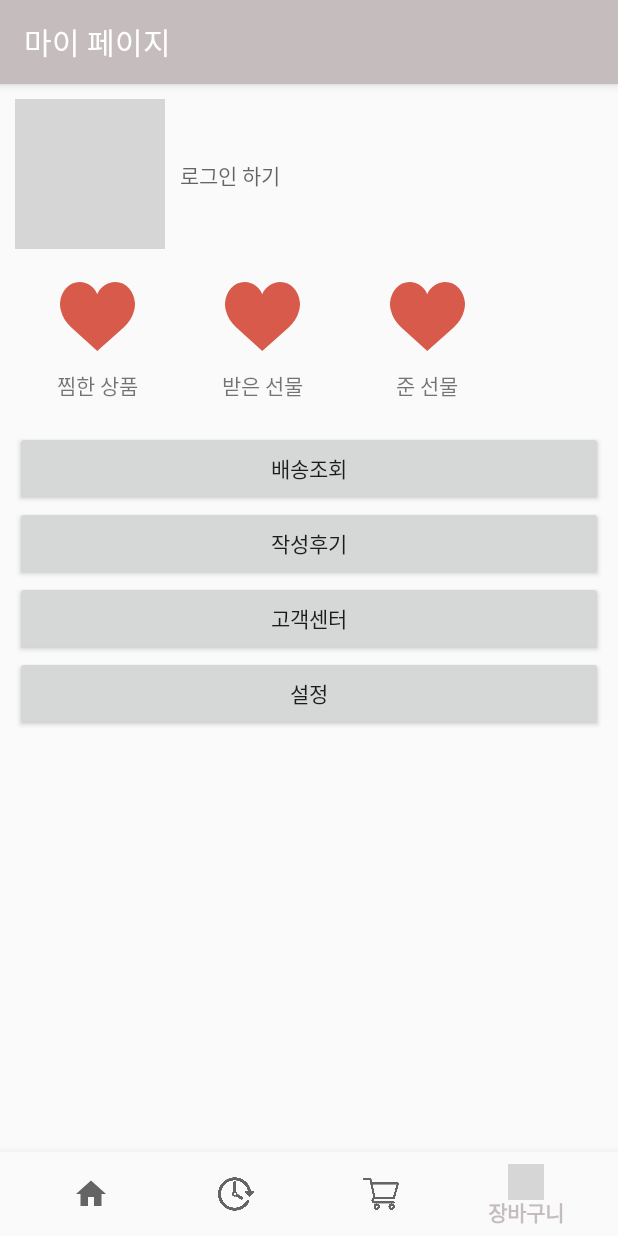
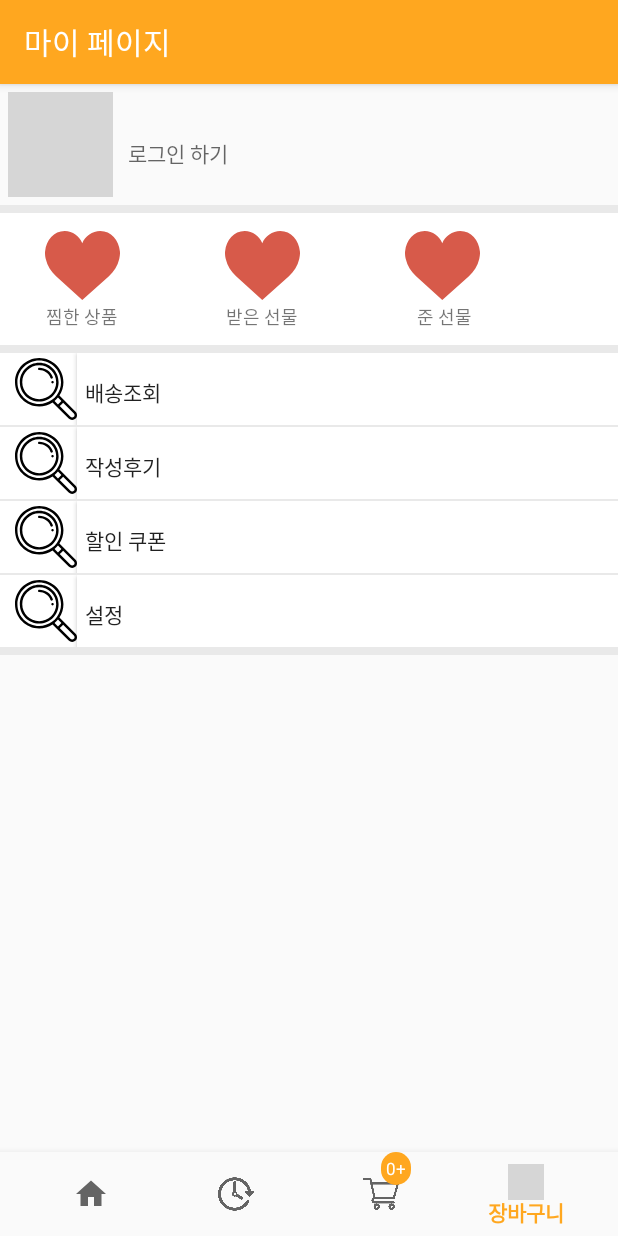
Before and after one commit to HyoilKim/Choose, an Android app: the MyPage screen opened through its navigation route, on a phone screen of 412 x 824 dp. Run offline under Robolectric (Android 15) with nearby library versions, the phone set to English and light mode, and no system bars; our stand-ins replace navigation-ui; libraries missing offline, so code that uses them is left out: cn.trinea.android, com.aurelhubert.ahbottomnavigation; pictures from the network do not load; 4 statements that could not run were skipped; grey boxes are pictures that could not be loaded.

Commit message:
add search history in tab1, tab1,4 design

```diff
--- a/Choose/app/build.gradle
+++ b/Choose/app/build.gradle
@@ -46,4 +46,7 @@ dependencies {
     implementation 'com.squareup.retrofit2:converter-gson:2.7.1'
     implementation 'com.github.bumptech.glide:glide:4.10.0'
 
+    implementation 'com.aurelhubert:ahbottomnavigation:2.3.4'
+    implementation 'com.journeyapps:zxing-android-embedded:3.4.0'
+
 }
--- a/Choose/app/src/main/AndroidManifest.xml
+++ b/Choose/app/src/main/AndroidManifest.xml
@@ -23,6 +23,7 @@
         <activity android:name=".ui.home.ItemList"/>
         <activity android:name=".ui.home.ItemDetail"/>
         <activity android:name=".ui.myPage.WishList"/>
+        <activity android:name=".ui.home.SearchList"/>
     </application>
 
 </manifest>
--- a/Choose/app/src/main/java/com/example/choose/MainActivity.java
+++ b/Choose/app/src/main/java/com/example/choose/MainActivity.java
@@ -1,7 +1,14 @@
 package com.example.choose;
 
 import android.os.Bundle;
+import android.view.LayoutInflater;
+import android.view.View;
+import android.widget.TextView;
 
+import com.aurelhubert.ahbottomnavigation.AHBottomNavigation;
+import com.aurelhubert.ahbottomnavigation.AHBottomNavigationItem;
+import com.google.android.material.bottomnavigation.BottomNavigationItemView;
+import com.google.android.material.bottomnavigation.BottomNavigationMenuView;
 import com.google.android.material.bottomnavigation.BottomNavigationView;
 
 import androidx.appcompat.app.AppCompatActivity;
@@ -25,6 +32,18 @@ public class MainActivity extends AppCompatActivity {
         NavController navController = Navigation.findNavController(this, R.id.nav_host_fragment);
         NavigationUI.setupActionBarWithNavController(this, navController, appBarConfiguration);
         NavigationUI.setupWithNavController(navView, navController);
+
+
+        BottomNavigationMenuView bottomNavigationMenuView =
+                (BottomNavigationMenuView) navView.getChildAt(0);
+        View v = bottomNavigationMenuView.getChildAt(2);
+        BottomNavigationItemView itemView = (BottomNavigationItemView) v;
+
+        View badgeLayout = LayoutInflater.from(this)
+                .inflate(R.layout.bottom_nav_badge, itemView, true);
+        TextView badge = badgeLayout.findViewById(R.id.badge);
+        badge.setText("0+");
     }
 
+
 }
--- a/Choose/app/src/main/java/com/example/choose/ui/home/HomeFragment.java
+++ b/Choose/app/src/main/java/com/example/choose/ui/home/HomeFragment.java
@@ -9,6 +9,7 @@ import android.view.ViewGroup;
 import android.widget.Button;
 import android.widget.ImageButton;
 import android.widget.ImageView;
+import android.widget.TextView;
 
 import androidx.annotation.Nullable;
 import androidx.annotation.NonNull;
@@ -23,6 +24,7 @@ import cn.trinea.android.view.autoscrollviewpager.AutoScrollViewPager;
 public class HomeFragment extends Fragment {
     private ImageButton birthdayButton, moveButton;
     private ImageView searchIcon;
+    private TextView searchMenuBar;
     private View root;
 
     AutoScrollViewPager autoViewPager;
@@ -51,6 +53,14 @@ public class HomeFragment extends Fragment {
         autoViewPager.setInterval(3000); // 페이지 넘어갈 시간 간격 설정
         autoViewPager.startAutoScroll(); //Auto Scroll 시작
 
+        searchMenuBar = root.findViewById(R.id.searchBar);
+        searchMenuBar.setOnClickListener(new View.OnClickListener() {
+            @Override
+            public void onClick(View v) {
+                Intent intent = new Intent(getActivity(), SearchList.class);
+                startActivity(intent);
+            }
+        });
         return root;
     }
 
--- a/Choose/app/src/main/java/com/example/choose/ui/myPage/MyPage.java
+++ b/Choose/app/src/main/java/com/example/choose/ui/myPage/MyPage.java
@@ -33,7 +33,6 @@ import retrofit2.converter.gson.GsonConverterFactory;
 public class MyPage extends Fragment {
     private ImageButton likeItem;
     private TextView login2;
-
     private Retrofit mRetrofit;
     private RetrofitAPI mRetrofitAPI;
 
@@ -82,7 +81,7 @@ public class MyPage extends Fragment {
                         // ************* DB정보와 일치 유무 ***************//
                         Log.d("try", "sign in");
                         login(idText.getText().toString().trim(), passwordText.getText().toString().trim());
-
+                        popupWindow.dismiss();
                     }
                 });
             }
@@ -96,6 +95,7 @@ public class MyPage extends Fragment {
                 startActivity(intent);
             }
         });
+
         return view;
     }
 
--- /dev/null
+++ b/Choose/app/src/main/res/drawable/badge_background.xml
@@ -0,0 +1,14 @@
+<?xml version="1.0" encoding="utf-8"?>
+
+<shape xmlns:android="http://schemas.android.com/apk/res/android"
+    android:shape="rectangle"
+    android:padding="10dp">
+    <solid android:color="@color/colorPrimary"/>
+    <corners
+        android:bottomRightRadius="15dp"
+        android:bottomLeftRadius="15dp"
+        android:topLeftRadius="15dp"
+        android:topRightRadius="15dp" />
+
+
+</shape>
--- a/Choose/app/src/main/res/layout/activity_main.xml
+++ b/Choose/app/src/main/res/layout/activity_main.xml
@@ -1,6 +1,7 @@
 <?xml version="1.0" encoding="utf-8"?>
 <androidx.constraintlayout.widget.ConstraintLayout xmlns:android="http://schemas.android.com/apk/res/android"
     xmlns:app="http://schemas.android.com/apk/res-auto"
+    xmlns:tools="http://schemas.android.com/tools"
     android:id="@+id/container"
     android:layout_width="match_parent"
     android:layout_height="match_parent">
--- /dev/null
+++ b/Choose/app/src/main/res/layout/bottom_nav_badge.xml
@@ -0,0 +1,20 @@
+<?xml version="1.0" encoding="utf-8"?>
+<merge xmlns:android="http://schemas.android.com/apk/res/android"
+    xmlns:app="http://schemas.Android.com/apk/res-auto"
+    xmlns:tools="http://schemas.Android.com/tools">
+
+    <TextView
+        android:id="@+id/badge"
+        android:layout_width="wrap_content"
+        android:layout_height="wrap_content"
+        android:layout_gravity="top|center_horizontal"
+        android:layout_marginLeft="10dp"
+        android:layout_marginStart="10dp"
+        android:gravity="center"
+        android:padding="3dp"
+        android:textColor="#ffffff"
+        android:background="@drawable/badge_background"
+        android:textSize="11sp"
+        />
+
+</merge>
--- a/Choose/app/src/main/res/layout/fragment_mypage.xml
+++ b/Choose/app/src/main/res/layout/fragment_mypage.xml
@@ -1,115 +1,199 @@
 <?xml version="1.0" encoding="utf-8"?>
 <LinearLayout xmlns:android="http://schemas.android.com/apk/res/android"
-    android:orientation="vertical" android:layout_width="match_parent"
+    android:orientation="vertical"
+    android:layout_width="match_parent"
     android:layout_height="match_parent">
     <LinearLayout
         android:layout_width="match_parent"
         android:layout_height="wrap_content"
         android:orientation="horizontal"
-        android:layout_margin="10dp">
+        android:layout_margin="5dp">
         <ImageView
             android:id="@+id/login1"
-            android:layout_width="100dp"
-            android:layout_height="100dp"
+            android:layout_width="70dp"
+            android:layout_height="70dp"
             android:src="@drawable/user" />
+
         <TextView
             android:id="@+id/login2"
-            android:layout_width="306dp"
-            android:layout_height="100dp"
+            android:layout_width="match_parent"
+            android:layout_height="match_parent"
             android:hint="로그인 하기"
             android:paddingLeft="10dp"
-            android:paddingTop="40dp"/>
+            android:paddingTop="30dp" />
     </LinearLayout>
 
     <LinearLayout
         android:layout_width="match_parent"
         android:layout_height="wrap_content"
-        android:orientation="horizontal">
-
+        android:orientation="horizontal"
+        android:background="#e9e9e9"
+        android:paddingTop="5dp">
         <LinearLayout
             android:layout_width="wrap_content"
             android:layout_height="wrap_content"
             android:paddingLeft="30dp"
-            android:orientation="vertical">
+            android:paddingTop="10dp"
+            android:paddingBottom="10dp"
+            android:orientation="vertical"
+            android:background="#ffffff">
             <ImageButton
                 android:id="@+id/likeItem"
-                android:layout_width="70dp"
-                android:layout_height="70dp"
+                android:layout_width="50dp"
+                android:layout_height="50dp"
                 android:background="@null"
                 android:src="@drawable/ic_like" />
             <TextView
                 android:layout_width="match_parent"
                 android:layout_height="wrap_content"
                 android:text="찜한 상품"
+                android:textSize="12dp"
                 android:gravity="center"/>
         </LinearLayout>
 
         <LinearLayout
             android:layout_width="wrap_content"
             android:layout_height="wrap_content"
-            android:paddingLeft="40dp"
-            android:paddingRight="40dp"
+            android:paddingLeft="70dp"
+            android:paddingRight="70dp"
+            android:paddingTop="10dp"
+            android:paddingBottom="10dp"
+            android:background="#ffffff"
             android:orientation="vertical">
             <ImageButton
-                android:layout_width="70dp"
-                android:layout_height="70dp"
+                android:layout_width="50dp"
+                android:layout_height="50dp"
                 android:background="@null"
                 android:src="@drawable/ic_like" />
             <TextView
                 android:layout_width="match_parent"
                 android:layout_height="wrap_content"
                 android:text="받은 선물"
+                android:textSize="12dp"
                 android:gravity="center"/>
         </LinearLayout>
 
         <LinearLayout
-            android:layout_width="wrap_content"
+            android:layout_width="match_parent"
             android:layout_height="wrap_content"
+            android:background="#ffffff"
+            android:paddingTop="10dp"
+            android:paddingBottom="10dp"
             android:orientation="vertical">
             <ImageButton
-                android:layout_width="70dp"
-                android:layout_height="70dp"
+                android:layout_width="50dp"
+                android:layout_height="50dp"
                 android:background="@null"
                 android:src="@drawable/ic_like" />
             <TextView
                 android:layout_width="match_parent"
                 android:layout_height="wrap_content"
-                android:text="준 선물"
-                android:gravity="center"/>
+                android:text="   준 선물"
+                android:textSize="12dp"
+                android:gravity="left"/>
         </LinearLayout>
-
     </LinearLayout>
+    <ScrollView
+        android:layout_width="match_parent"
+        android:layout_height="match_parent"
+        android:layout_marginBottom="70dp">
 
         <LinearLayout
             android:layout_width="match_parent"
             android:layout_height="wrap_content"
             android:orientation="vertical"
-        android:layout_marginTop="20dp"
-        android:layout_marginLeft="10dp"
-        android:layout_marginRight="10dp">
+            android:background="#E9E9e9">
+
+            <LinearLayout
+                android:layout_width="match_parent"
+                android:layout_height="wrap_content"
+                android:orientation="horizontal"
+                android:layout_marginBottom="1dp"
+                android:layout_marginTop="5dp">
+                <ImageView
+                    android:layout_width="51dp"
+                    android:layout_height="match_parent"
+                    android:src="@drawable/ic_loupe"
+                    android:scaleType="centerInside"
+                    android:paddingLeft="10dp"
+                    android:background="#ffffff" />
                 <Button
                     android:id="@+id/button"
                     android:layout_width="match_parent"
-            android:layout_height="50dp"
+                    android:layout_height="wrap_content"
+                    android:background="#ffffff"
+                    android:gravity="left"
+                    android:paddingLeft="5dp"
+                    android:paddingTop="15dp"
                     android:text="배송조회" />
 
+            </LinearLayout>
+            <LinearLayout
+                android:layout_width="match_parent"
+                android:layout_height="wrap_content"
+                android:orientation="horizontal"
+                android:layout_marginBottom="1dp">
+                <ImageView
+                    android:layout_width="51dp"
+                    android:layout_height="match_parent"
+                    android:src="@drawable/ic_loupe"
+                    android:scaleType="centerInside"
+                    android:paddingLeft="10dp"
+                    android:background="#ffffff" />
                 <Button
                     android:id="@+id/button4"
                     android:layout_width="match_parent"
-            android:layout_height="50dp"
-            android:text="작성후기" />
-
+                    android:layout_height="wrap_content"
+                    android:text="작성후기"
+                    android:gravity="left"
+                    android:paddingTop="15dp"
+                    android:paddingLeft="5dp"
+                    android:background="#ffffff" />
+            </LinearLayout>
+            <LinearLayout
+                android:layout_width="match_parent"
+                android:layout_height="wrap_content"
+                android:orientation="horizontal"
+                android:layout_marginBottom="1dp">
+                <ImageView
+                    android:layout_width="51dp"
+                    android:layout_height="match_parent"
+                    android:src="@drawable/ic_loupe"
+                    android:scaleType="centerInside"
+                    android:paddingLeft="10dp"
+                    android:background="#ffffff" />
                 <Button
                     android:id="@+id/button5"
                     android:layout_width="match_parent"
-            android:layout_height="50dp"
-            android:text="고객센터" />
-
+                    android:layout_height="wrap_content"
+                    android:text="할인 쿠폰"
+                    android:gravity="left"
+                    android:paddingTop="15dp"
+                    android:paddingLeft="5dp"
+                    android:background="#ffffff"/>
+            </LinearLayout>
+            <LinearLayout
+                android:layout_width="match_parent"
+                android:layout_height="wrap_content"
+                android:orientation="horizontal"
+                android:layout_marginBottom="5dp">
+                <ImageView
+                    android:layout_width="51dp"
+                    android:layout_height="match_parent"
+                    android:paddingLeft="10dp"
+                    android:src="@drawable/ic_loupe"
+                    android:scaleType="centerInside"
+                    android:background="#ffffff" />
                 <Button
                     android:id="@+id/button6"
                     android:layout_width="match_parent"
-            android:layout_height="50dp"
-            android:text="설정" />
+                    android:layout_height="wrap_content"
+                    android:text="설정"
+                    android:gravity="left"
+                    android:paddingTop="15dp"
+                    android:paddingLeft="5dp"
+                    android:background="#ffffff"/>
             </LinearLayout>
-
         </LinearLayout>
+    </ScrollView>
+</LinearLayout>
--- a/Choose/app/src/main/res/values/colors.xml
+++ b/Choose/app/src/main/res/values/colors.xml
@@ -1,7 +1,7 @@
 <?xml version="1.0" encoding="utf-8"?>
 <resources>
-    <color name="colorPrimary">#C5BDBD</color>
+    <color name="colorPrimary">#FFA71F</color>
     <color name="homeBackground">#F3F1F1</color>
     <color name="colorPrimaryDark">#00574B</color>
-    <color name="colorAccent">#D81B60</color>
+    <color name="colorAccent">#FFA71F</color>
 </resources>
```
Also changed, not shown: Choose/app/src/main/java/com/example/choose/ui/cart/CartItemData.java (+5 -8 lines), Choose/app/src/main/java/com/example/choose/ui/cart/UserCart.java (+9 -15 lines), Choose/app/src/main/java/com/example/choose/ui/home/SearchList.java (added, +72 -0 lines), Choose/app/src/main/res/layout/activity_searchlist.xml (added, +37 -0 lines), Choose/app/src/main/res/layout/fragment_home.xml (+72 -64 lines), Choose/app/src/main/res/layout/item_search_history.xml (added, +12 -0 lines). Lines whose indentation alone changed are shown as unchanged.
